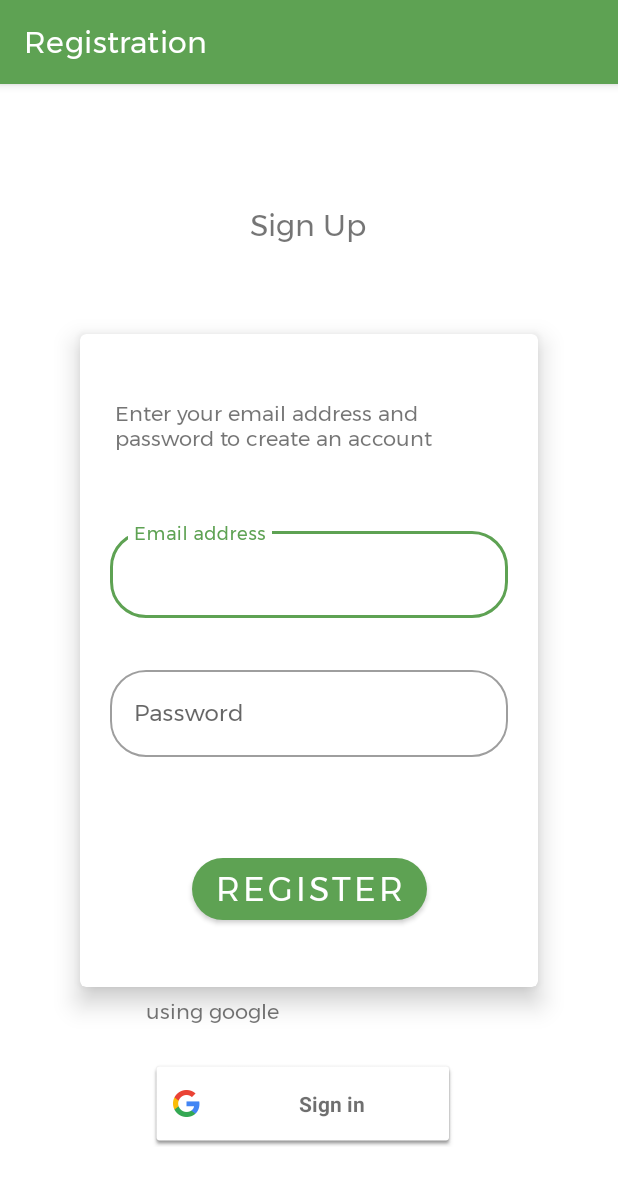
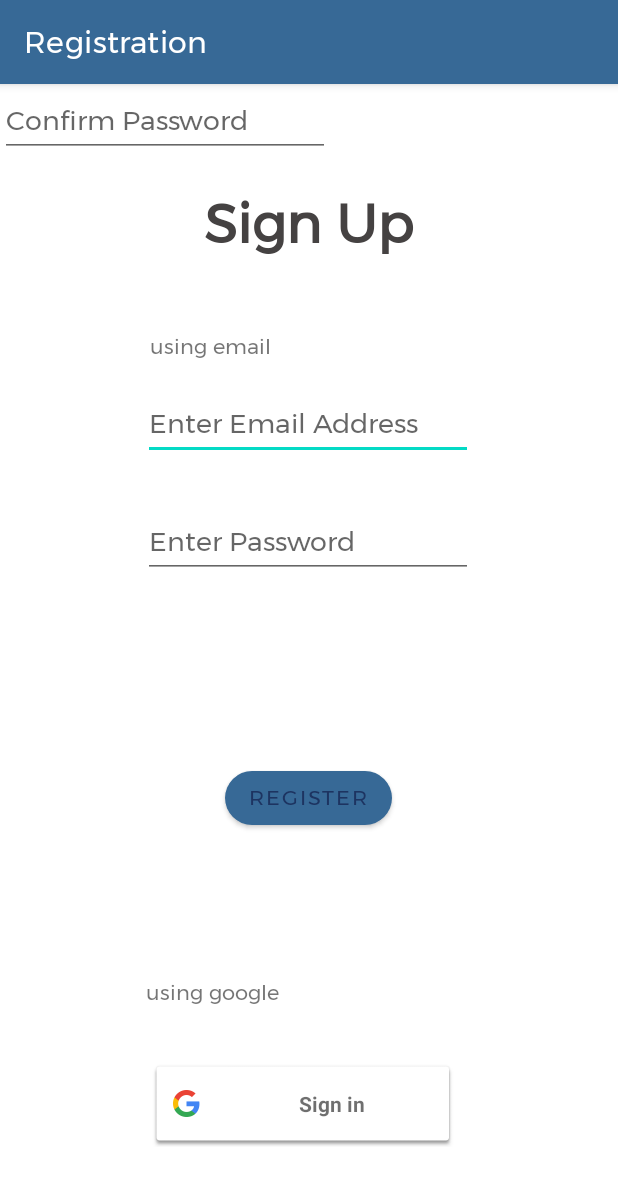
Before and after one commit to Nishidh25/PlanEd, an Android app: the screen it shows after launch (FirebaseActivity), after a tap on "NO", on a phone screen of 412 x 824 dp. Shown: the top 1185 px of the screen. Run offline under Robolectric (Android 15) with nearby library versions, the phone set to English and light mode, and no system bars; our stand-ins replace Firebase (no records; nobody signed in at launch, a user with empty details on screens opened directly); 3 other taps on this screen came first.

Commit message:
theme colors

```diff
--- a/app/src/main/res/layout/activity_login.xml
+++ b/app/src/main/res/layout/activity_login.xml
@@ -9,36 +9,34 @@
 
     <TextView
         android:id="@+id/textView"
-        android:layout_width="139dp"
-        android:layout_height="45dp"
+        android:layout_width="142dp"
+        android:layout_height="57dp"
         android:gravity="center"
         android:text="Login"
-        android:textSize="30sp"
+        android:textColor="#454242"
+        android:textSize="36sp"
+        android:textStyle="bold"
         app:layout_constraintBottom_toBottomOf="parent"
         app:layout_constraintEnd_toEndOf="parent"
-        app:layout_constraintHorizontal_bias="0.498"
         app:layout_constraintStart_toStartOf="parent"
         app:layout_constraintTop_toTopOf="parent"
-        app:layout_constraintVertical_bias="0.099" />
-
-
-
+        app:layout_constraintVertical_bias="0.083" />
 
     <com.google.android.material.card.MaterialCardView
         android:id="@+id/cardview_signup"
-        app:cardElevation="10dp"
         android:layout_width="305dp"
         android:layout_height="435dp"
+        app:cardElevation="10dp"
         app:layout_constraintBottom_toBottomOf="parent"
         app:layout_constraintEnd_toEndOf="parent"
         app:layout_constraintStart_toStartOf="parent"
-        app:layout_constraintTop_toTopOf="parent" >
-
+        app:layout_constraintTop_toTopOf="parent"
+        app:layout_constraintVertical_bias="0.452">
 
 
         <androidx.constraintlayout.widget.ConstraintLayout
             android:layout_width="match_parent"
-            android:layout_height="match_parent" >
+            android:layout_height="match_parent">
 
             <Button
                 android:id="@+id/button_elogin"
@@ -71,8 +69,8 @@
                     android:drawablePadding="10dp"
                     android:ems="10"
                     android:inputType="textEmailAddress"
-                    app:errorEnabled="true"
-                    android:textSize="15sp" />
+                    android:textSize="15sp"
+                    app:errorEnabled="true" />
 
 
             </com.google.android.material.textfield.TextInputLayout>
@@ -98,8 +96,8 @@
                     android:drawablePadding="10dp"
                     android:ems="10"
                     android:inputType="textPassword"
-                    app:errorEnabled="true"
-                    android:textSize="15sp" />
+                    android:textSize="15sp"
+                    app:errorEnabled="true" />
 
             </com.google.android.material.textfield.TextInputLayout>
 
@@ -109,6 +107,8 @@
                 android:layout_height="48dp"
                 android:fontFamily="@font/montserrat"
                 android:text="Welcome Back! \n We were missing you"
+                android:textAlignment="center"
+                android:textSize="16sp"
                 app:layout_constraintBottom_toBottomOf="parent"
                 app:layout_constraintEnd_toEndOf="parent"
                 app:layout_constraintStart_toStartOf="parent"
@@ -120,30 +120,29 @@
 
     </com.google.android.material.card.MaterialCardView>
 
+
     <TextView
         android:id="@+id/textView4"
         android:layout_width="wrap_content"
         android:layout_height="wrap_content"
-        android:text="using google"
+        android:text="Login with Google"
         app:layout_constraintBottom_toBottomOf="parent"
         app:layout_constraintEnd_toEndOf="parent"
-        app:layout_constraintHorizontal_bias="0.302"
+        app:layout_constraintHorizontal_bias="0.292"
         app:layout_constraintStart_toStartOf="parent"
         app:layout_constraintTop_toTopOf="parent"
-        app:layout_constraintVertical_bias="0.814" />
-
-
+        app:layout_constraintVertical_bias="0.842" />
 
     <com.google.android.gms.common.SignInButton
         android:id="@+id/sign_in_button"
         android:layout_width="204dp"
         android:layout_height="58dp"
         android:layout_alignParentBottom="true"
-        android:layout_marginStart="100dp"
+        android:layout_marginStart="80dp"
         app:layout_constraintBottom_toBottomOf="parent"
         app:layout_constraintStart_toStartOf="parent"
         app:layout_constraintTop_toTopOf="parent"
-        app:layout_constraintVertical_bias="0.916">
+        app:layout_constraintVertical_bias="0.937">
 
     </com.google.android.gms.common.SignInButton>
 
--- a/app/src/main/res/layout/activity_signup.xml
+++ b/app/src/main/res/layout/activity_signup.xml
@@ -9,127 +9,18 @@
 
     <TextView
         android:id="@+id/textView"
-        android:layout_width="139dp"
-        android:layout_height="45dp"
+        android:layout_width="227dp"
+        android:layout_height="64dp"
         android:gravity="center"
         android:text="Sign Up"
-        android:textSize="20dp"
-        app:layout_constraintBottom_toBottomOf="parent"
-        app:layout_constraintEnd_toEndOf="parent"
-        app:layout_constraintHorizontal_bias="0.498"
-
-        app:layout_constraintStart_toStartOf="parent"
-        app:layout_constraintTop_toTopOf="parent"
-        app:layout_constraintVertical_bias="0.099" />
-
-    <com.google.android.material.card.MaterialCardView
-        android:id="@+id/cardview_signup"
-        app:cardElevation="10dp"
-        android:layout_width="305dp"
-        android:layout_height="435dp"
+        android:textColor="#454242"
+        android:textSize="36sp"
+        android:textStyle="bold"
         app:layout_constraintBottom_toBottomOf="parent"
         app:layout_constraintEnd_toEndOf="parent"
         app:layout_constraintStart_toStartOf="parent"
-        app:layout_constraintTop_toTopOf="parent" >
-
-
-
-    <androidx.constraintlayout.widget.ConstraintLayout
-        android:layout_width="match_parent"
-        android:layout_height="match_parent" >
-
-
-        <Button
-            android:id="@+id/button_ereg"
-            android:layout_width="wrap_content"
-            android:layout_height="wrap_content"
-            android:text="Register"
-            android:textSize="22sp"
-            app:layout_constraintBottom_toBottomOf="parent"
-            app:layout_constraintEnd_toEndOf="parent"
-            app:layout_constraintStart_toStartOf="parent"
-            app:layout_constraintTop_toTopOf="parent"
-            app:layout_constraintVertical_bias="0.899" />
-
-        <com.google.android.material.textfield.TextInputLayout
-            android:id="@+id/Email"
-            android:layout_width="0dp"
-            android:layout_height="wrap_content"
-            android:hint="Email address"
-            android:paddingLeft="20dp"
-            android:paddingRight="20dp"
-            app:layout_constraintBottom_toBottomOf="parent"
-            app:layout_constraintEnd_toEndOf="parent"
-            app:layout_constraintStart_toStartOf="parent"
-            app:layout_constraintTop_toTopOf="parent"
-            app:layout_constraintVertical_bias="0.338">
-
-            <com.google.android.material.textfield.TextInputEditText
-                android:layout_width="match_parent"
-                android:layout_height="match_parent"
-                android:drawablePadding="10dp"
-                android:ems="10"
-                android:inputType="textEmailAddress"
-                app:errorEnabled="true"
-                android:textSize="15sp" />
-
-
-        </com.google.android.material.textfield.TextInputLayout>
-
-
-        <com.google.android.material.textfield.TextInputLayout
-            android:id="@+id/Password"
-            android:layout_width="0dp"
-            android:layout_height="wrap_content"
-            android:hint="Password"
-            android:paddingLeft="20dp"
-            android:paddingRight="20dp"
-            app:layout_constraintBottom_toBottomOf="parent"
-            app:layout_constraintEnd_toEndOf="parent"
-            app:layout_constraintHorizontal_bias="0.507"
-            app:layout_constraintStart_toStartOf="parent"
-            app:layout_constraintTop_toTopOf="parent"
-            app:layout_constraintVertical_bias="0.588">
-
-            <com.google.android.material.textfield.TextInputEditText
-                android:layout_width="match_parent"
-                android:layout_height="match_parent"
-                android:drawablePadding="10dp"
-                android:ems="10"
-                android:inputType="textPassword"
-                app:errorEnabled="true"
-                android:textSize="15sp" />
-
-        </com.google.android.material.textfield.TextInputLayout>
-
-        <TextView
-            android:id="@+id/textView5"
-            android:layout_width="259dp"
-            android:layout_height="48dp"
-            android:fontFamily="@font/montserrat"
-            android:text="Enter your email address and password to create an account"
-            app:layout_constraintBottom_toBottomOf="parent"
-            app:layout_constraintEnd_toEndOf="parent"
-            app:layout_constraintStart_toStartOf="parent"
-            app:layout_constraintTop_toTopOf="parent"
-            app:layout_constraintVertical_bias="0.108" />
-
-    </androidx.constraintlayout.widget.ConstraintLayout>
-
-
-    </com.google.android.material.card.MaterialCardView>
-
-    <TextView
-        android:id="@+id/textView4"
-        android:layout_width="wrap_content"
-        android:layout_height="wrap_content"
-        android:text="using google"
-        app:layout_constraintBottom_toBottomOf="parent"
-        app:layout_constraintEnd_toEndOf="parent"
-        app:layout_constraintHorizontal_bias="0.302"
-        app:layout_constraintStart_toStartOf="parent"
         app:layout_constraintTop_toTopOf="parent"
-        app:layout_constraintVertical_bias="0.814" />
+        app:layout_constraintVertical_bias="0.086" />
 
     <com.google.android.gms.common.SignInButton
         android:id="@+id/sign_in_button"
@@ -143,4 +34,80 @@
         app:layout_constraintVertical_bias="0.916">
 
     </com.google.android.gms.common.SignInButton>
+
+    <Button
+        android:id="@+id/button_ereg"
+        android:layout_width="wrap_content"
+        android:layout_height="wrap_content"
+        android:text="Register"
+        app:layout_constraintBottom_toBottomOf="parent"
+        app:layout_constraintEnd_toEndOf="parent"
+        app:layout_constraintHorizontal_bias="0.498"
+        app:layout_constraintStart_toStartOf="parent"
+        app:layout_constraintTop_toTopOf="parent"
+        app:layout_constraintVertical_bias="0.628" />
+
+    <EditText
+        android:id="@+id/Email"
+        android:layout_width="wrap_content"
+        android:layout_height="wrap_content"
+        android:ems="10"
+        android:hint="Enter Email Address"
+        android:inputType="textEmailAddress"
+        app:layout_constraintBottom_toBottomOf="parent"
+        app:layout_constraintEnd_toEndOf="parent"
+        app:layout_constraintHorizontal_bias="0.497"
+        app:layout_constraintStart_toStartOf="parent"
+        app:layout_constraintTop_toTopOf="parent"
+        app:layout_constraintVertical_bias="0.281" />
+
+    <EditText
+        android:id="@+id/Password"
+        android:layout_width="wrap_content"
+        android:layout_height="wrap_content"
+        android:ems="10"
+        android:hint="Enter Password"
+        android:inputType="textPassword"
+        app:layout_constraintBottom_toBottomOf="parent"
+        app:layout_constraintEnd_toEndOf="parent"
+        app:layout_constraintHorizontal_bias="0.497"
+        app:layout_constraintStart_toStartOf="parent"
+        app:layout_constraintTop_toTopOf="parent"
+        app:layout_constraintVertical_bias="0.39" />
+
+    <TextView
+        android:id="@+id/textView4"
+        android:layout_width="wrap_content"
+        android:layout_height="wrap_content"
+        android:text="using google"
+        app:layout_constraintBottom_toBottomOf="parent"
+        app:layout_constraintEnd_toEndOf="parent"
+        app:layout_constraintHorizontal_bias="0.302"
+        app:layout_constraintStart_toStartOf="parent"
+        app:layout_constraintTop_toTopOf="parent"
+        app:layout_constraintVertical_bias="0.797" />
+
+    <TextView
+        android:id="@+id/textView5"
+        android:layout_width="wrap_content"
+        android:layout_height="wrap_content"
+        android:text="using email"
+        app:layout_constraintBottom_toBottomOf="parent"
+        app:layout_constraintEnd_toEndOf="parent"
+        app:layout_constraintHorizontal_bias="0.302"
+        app:layout_constraintStart_toStartOf="parent"
+        app:layout_constraintTop_toTopOf="parent"
+        app:layout_constraintVertical_bias="0.22" />
+
+    <EditText
+        android:id="@+id/editTextTextPassword"
+        android:layout_width="wrap_content"
+        android:layout_height="wrap_content"
+        android:ems="10"
+        android:hint="Confirm Password"
+        android:inputType="textPassword"
+        tools:layout_editor_absoluteX="97dp"
+        tools:layout_editor_absoluteY="344dp" />
+
+
 </androidx.constraintlayout.widget.ConstraintLayout>
--- a/app/src/main/res/values-night/themes.xml
+++ b/app/src/main/res/values-night/themes.xml
@@ -3,11 +3,12 @@
     <style name="Theme.PlanEd" parent="Theme.MaterialComponents.DayNight.DarkActionBar">
         <!-- Primary brand color. -->
 
-        <item name="colorPrimary">#376996</item>
-        <item name="colorPrimaryVariant">#1F487E</item>
-        <item name="colorOnPrimary">@color/white</item>
+        <item name="colorPrimary">#395C6B</item>
+        <item name="colorPrimaryVariant">#4F7E92</item>
+        <item name="colorOnPrimary">#6D9CB0</item>
         <!-- Secondary brand color. -->
-        <item name="colorSecondary">#1D3461</item>
+        <item name="colorSecondary">@color/teal_200</item>
+        <item name="colorSecondaryVariant">@color/teal_200</item>
         <item name="colorOnSecondary">@color/black</item>
         <!-- Status bar color. -->
         <item name="android:statusBarColor" tools:targetApi="l">?attr/colorPrimaryVariant</item>
@@ -33,15 +34,9 @@
 
 
     <style name="Theme.onboard" parent="Theme.MaterialComponents.DayNight.NoActionBar">
-
-        <item name="colorPrimary">#376996</item>
-        <item name="colorPrimaryVariant">#1F487E</item>
-        <item name="colorOnPrimary">@color/white</item>
-        <!-- Secondary brand color. -->
-        <item name="colorSecondary">#1D3461</item>
-        <item name="colorOnSecondary">@color/black</item>
-
         <item name="android:windowTranslucentStatus">true</item>
+        <item name="android:windowTranslucentNavigation">true</item>
+        <item name="colorOnPrimary">@color/black</item>
         <item name="windowNoTitle">true</item>
         <item name="windowActionBar">false</item>
         <item name="actionBarTheme">@null</item>
--- a/app/src/main/res/values/colors.xml
+++ b/app/src/main/res/values/colors.xml
@@ -7,6 +7,7 @@
     <color name="teal_700">#FF018786</color>
     <color name="black">#FF000000</color>
     <color name="white">#FFFFFFFF</color>
+    <color name="orange_home"> #f27059 </color>
 
 
     <color name="colorWhite">#ffffff</color>
--- a/app/src/main/res/values/themes.xml
+++ b/app/src/main/res/values/themes.xml
@@ -3,12 +3,12 @@
     <style name="Theme.PlanEd" parent="Theme.MaterialComponents.DayNight.DarkActionBar">
         <!-- Primary brand color. -->
 
-        <item name="colorPrimary">#5EA253</item>
-        <item name="colorPrimaryVariant">#78A451</item>
-        <item name="colorOnPrimary">@color/white</item>
+        <item name="colorPrimary">#376996</item>
+        <item name="colorPrimaryVariant">#1F487E</item>
+        <item name="colorOnPrimary">#1D3461</item>
         <!-- Secondary brand color. -->
-        <item name="colorSecondary">#8CB569</item>
-        <item name="colorSecondaryVariant">#274323</item>
+        <item name="colorSecondary">@color/teal_200</item>
+        <item name="colorSecondaryVariant">@color/teal_700</item>
         <item name="colorOnSecondary">@color/black</item>
         <!-- Status bar color. -->
         <item name="android:statusBarColor" tools:targetApi="l">?attr/colorPrimaryVariant</item>
@@ -36,17 +36,9 @@
 
 
     <style name="Theme.onboard" parent="Theme.MaterialComponents.DayNight.NoActionBar">
-
-        <item name="colorPrimary">#5EA253</item>
-        <item name="colorPrimaryVariant">#78A451</item>
+        <item name="android:windowTranslucentStatus">true</item>
+        <item name="android:windowTranslucentNavigation">true</item>
         <item name="colorOnPrimary">@color/white</item>
-        <!-- Secondary brand color. -->
-        <item name="colorSecondary">#8CB569</item>
-        <item name="colorSecondaryVariant">#274323</item>
-        <item name="colorOnSecondary">@color/black</item>
-
-        <item name="android:windowTranslucentStatus">true</item>
-        <item name="android:statusBarColor">@android:color/transparent</item>
         <item name="windowNoTitle">true</item>
         <item name="windowActionBar">false</item>
         <item name="actionBarTheme">@null</item>
```
